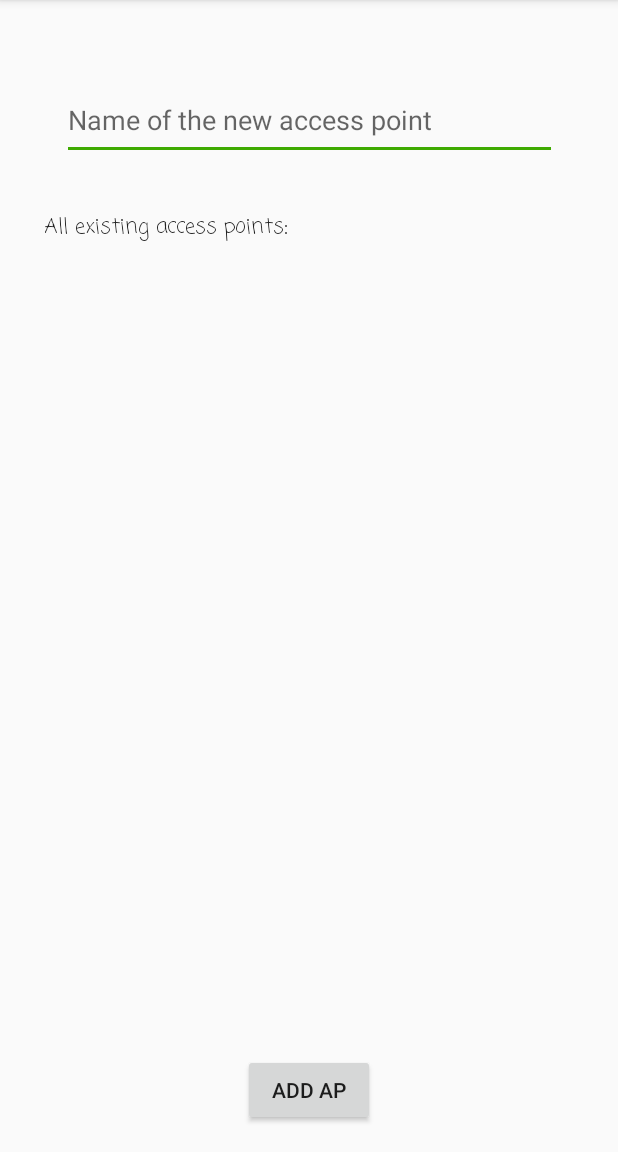
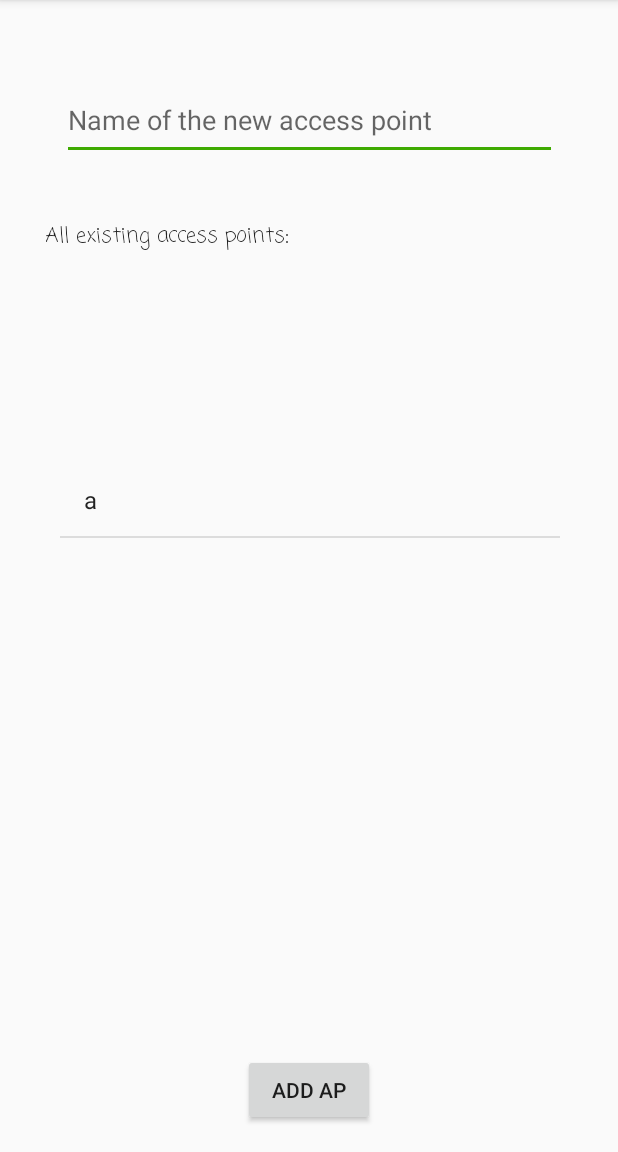
Before and after one commit to AlexanderBacklund/BachelorProject18, an Android app: the data screen opened directly, with no data from a screen before it, after a tap on "ADD AP", on a phone screen of 412 x 824 dp, the part 84-1236 px from its top. Run offline under Robolectric (Android 15) with nearby library versions, the phone set to English and light mode, and no system bars.

Commit message:
Fortsatt arbeta med listview

```diff
--- a/Android/app/src/main/java/com/example/baurre95/my_first_kotlin/data.kt
+++ b/Android/app/src/main/java/com/example/baurre95/my_first_kotlin/data.kt
@@ -1,18 +1,19 @@
 package com.example.baurre95.my_first_kotlin
 
+import android.content.Intent
 import android.support.v7.app.AppCompatActivity
 import android.os.Bundle
-import android.os.Handler
 import android.util.Log
 import android.widget.ArrayAdapter
+import android.widget.PopupMenu
 import android.widget.Toast
 import kotlinx.android.synthetic.main.activity_data.*
 import java.io.File
-import java.io.FileOutputStream
 
 class data : AppCompatActivity() {
     val FILENAME = "accesspoints.txt"
     var myList =  listOf<String>()
+
 
     fun printFromFile(file: File) {
         myList = file.readLines()
@@ -45,16 +46,36 @@ class data : AppCompatActivity() {
         }
         printFromFile(filecheck)
 
+        APlv.setOnItemClickListener {parent, view, position, id ->
+            val popupMenu = PopupMenu(this, view)
+            popupMenu.setOnMenuItemClickListener { item  ->
+                when (item.itemId) {
+                    R.id.menu_start_scan -> {
+                        val intent = Intent(this, calibration::class.java)
+                        startActivity(intent)
+                        true
+                    }
+                    R.id.menu_delete -> {
+                        Toast.makeText(this, "delete", Toast.LENGTH_LONG).show()
+                        true
+                    }
+                    else -> false
+                }
+            }
+            popupMenu.inflate(R.menu.menu_main)
+            popupMenu.show()
+
+            Toast.makeText(this, "Position Clicked:"+" "+position,Toast.LENGTH_SHORT).show()
+        }
 
 
         APaddbtn.setOnClickListener{
-            FileOutputStream(filecheck).use {
-                var textFromET = APet.text.toString()
-                writeToFile(filecheck, textFromET)
-                Handler().postDelayed({
-                }, 500)
-                printFromFile(filecheck)
-            }
+            var textFromET = APet.text.toString()
+            textFromET += "\n"
+            writeToFile(filecheck, textFromET)
+
+            printFromFile(filecheck)
+
         }
     }
 }
--- a/Android/app/src/main/res/layout/activity_data.xml
+++ b/Android/app/src/main/res/layout/activity_data.xml
@@ -45,12 +45,12 @@
         android:textAppearance="@style/TextAppearance.AppCompat.Body1"
         android:textSize="14sp"
         app:fontFamily="casual"
-        app:layout_constraintBottom_toBottomOf="parent"
+        app:layout_constraintBottom_toTopOf="@+id/APlv"
         app:layout_constraintEnd_toEndOf="parent"
-        app:layout_constraintHorizontal_bias="0.117"
+        app:layout_constraintHorizontal_bias="0.121"
         app:layout_constraintStart_toStartOf="parent"
         app:layout_constraintTop_toBottomOf="@+id/APet"
-        app:layout_constraintVertical_bias="0.042" />
+        app:layout_constraintVertical_bias="0.205" />
 
     <ListView
         android:id="@+id/APlv"
--- a/Android/app/src/main/res/values/strings.xml
+++ b/Android/app/src/main/res/values/strings.xml
@@ -1,3 +1,4 @@
 <resources>
     <string name="app_name">Calibration</string>
+    <string name="title_activity_real_scan">real_scan</string>
 </resources>
```
Also changed, not shown: Android/app/src/main/AndroidManifest.xml (+4 -4 lines).
